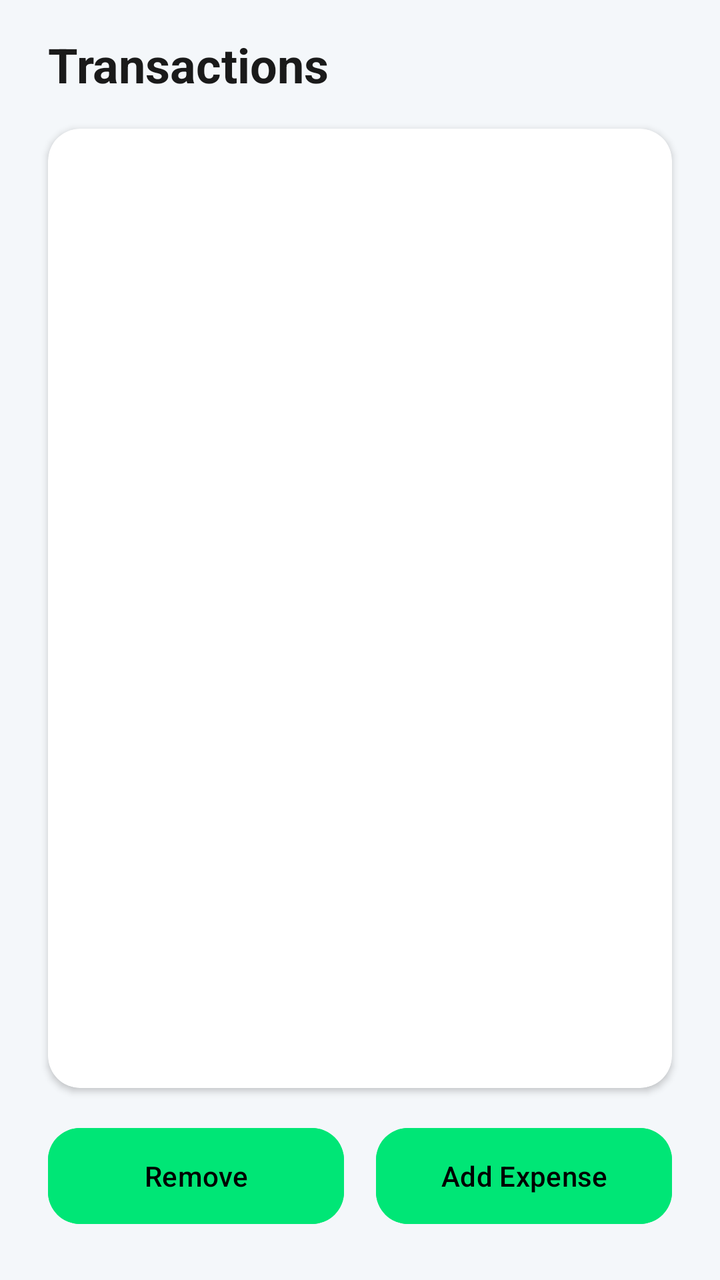
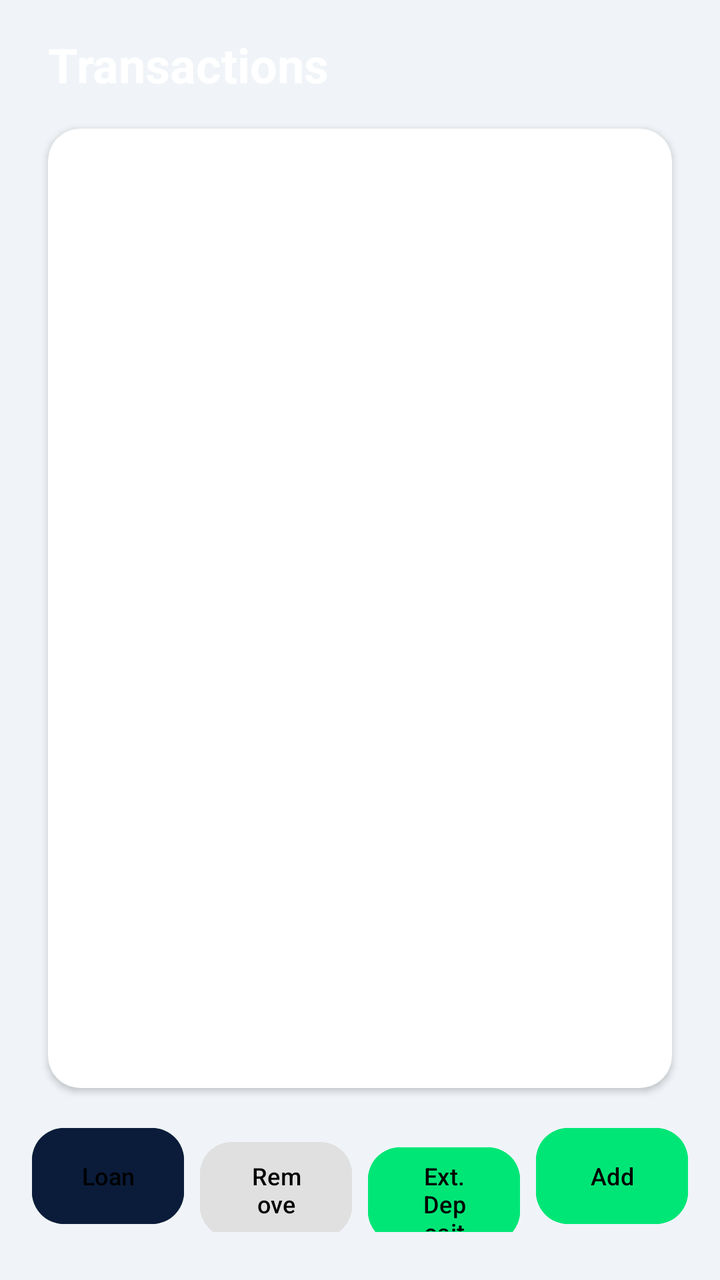

Before-and-after screenshots of an Android layout around one commit, followed by the original layout XML and the change that was made.
<!-- AndroidManifest.xml: application theme Theme.MPesaExpenseTracker -->
<!-- res/layout/fragment_transactions.xml -->
<?xml version="1.0" encoding="utf-8"?>
<LinearLayout xmlns:android="http://schemas.android.com/apk/res/android"
    xmlns:app="http://schemas.android.com/apk/res-auto"
    android:layout_width="match_parent"
    android:layout_height="match_parent"
    android:orientation="vertical"
    android:background="#F4F7FA">

    <TextView
        android:layout_width="match_parent"
        android:layout_height="wrap_content"
        android:text="Transactions"
        android:textSize="24sp"
        android:textStyle="bold"
        android:paddingHorizontal="24dp"
        android:paddingTop="16dp"
        android:paddingBottom="16dp"
        android:textColor="#1A1A1A" />

    <androidx.cardview.widget.CardView
        android:layout_width="match_parent"
        android:layout_height="0dp"
        android:layout_weight="1"
        android:layout_marginHorizontal="24dp"
        android:layout_marginBottom="16dp"
        app:cardCornerRadius="16dp"
        app:cardElevation="2dp"
        app:cardBackgroundColor="#FFFFFF">
        
        <TextView
            android:id="@+id/tvList"
            android:layout_width="match_parent"
            android:layout_height="match_parent"
            android:padding="16dp"
            android:textSize="16sp"
            android:textColor="#1A1A1A" />
    </androidx.cardview.widget.CardView>

    <LinearLayout
        android:layout_width="match_parent"
        android:layout_height="wrap_content"
        android:orientation="horizontal"
        android:paddingHorizontal="24dp"
        android:paddingBottom="24dp">

        <Button
            android:id="@+id/btnRemove"
            android:layout_width="0dp"
            android:layout_height="56dp"
            android:layout_weight="1"
            android:text="Remove"
            android:textColor="#000000"
            android:backgroundTint="#00E676"
            app:cornerRadius="16dp"
            android:layout_marginEnd="8dp"/>

        <Button
            android:id="@+id/btnAdd"
            android:layout_width="0dp"
            android:layout_height="56dp"
            android:layout_weight="1"
            android:text="Add Expense"
            android:textColor="#000000"
            android:backgroundTint="#00E676"
            app:cornerRadius="16dp"
            android:layout_marginStart="8dp"/>
    </LinearLayout>
</LinearLayout>
<!-- resources referenced by this layout -->
<resources>
  <style name="Theme.MPesaExpenseTracker" parent="Theme.Material3.Light.NoActionBar">
          <item name="colorPrimary">#0A1C3A</item>
          <item name="colorPrimaryDark">#000000</item>
          <item name="colorSecondary">#00E676</item>
          <item name="android:windowBackground">#F0F4F8</item>
          <item name="android:statusBarColor">#0A1C3A</item>
          <item name="android:forceDarkAllowed">false</item>
      </style>
</resources>

<!-- the commit's change to res/layout/fragment_transactions.xml (unified diff, before → after) -->
@@ -4,7 +4,7 @@
     android:layout_width="match_parent"
     android:layout_height="match_parent"
     android:orientation="vertical"
-    android:background="#F4F7FA">
+    android:background="@android:color/transparent">
 
     <TextView
         android:layout_width="match_parent"
@@ -15,7 +15,7 @@
         android:paddingHorizontal="24dp"
         android:paddingTop="16dp"
         android:paddingBottom="16dp"
-        android:textColor="#1A1A1A" />
+        android:textColor="#FFFFFF" />
 
     <androidx.cardview.widget.CardView
         android:layout_width="match_parent"
@@ -27,21 +27,32 @@
         app:cardElevation="2dp"
         app:cardBackgroundColor="#FFFFFF">
         
-        <TextView
-            android:id="@+id/tvList"
+        <androidx.recyclerview.widget.RecyclerView
+            android:id="@+id/rvTransactions"
             android:layout_width="match_parent"
             android:layout_height="match_parent"
-            android:padding="16dp"
-            android:textSize="16sp"
-            android:textColor="#1A1A1A" />
+            android:clipToPadding="false"
+            android:padding="16dp" />
     </androidx.cardview.widget.CardView>
 
     <LinearLayout
         android:layout_width="match_parent"
         android:layout_height="wrap_content"
         android:orientation="horizontal"
-        android:paddingHorizontal="24dp"
+        android:paddingHorizontal="16dp"
         android:paddingBottom="24dp">
+
+        <Button
+            android:id="@+id/btnLoan"
+            android:layout_width="0dp"
+            android:layout_height="56dp"
+            android:layout_weight="1"
+            android:text="Loan"
+            android:textSize="12sp"
+            android:textColor="#000000"
+            android:backgroundTint="#0A1C3A"
+            app:cornerRadius="16dp"
+            android:layout_marginEnd="4dp"/>
 
         <Button
             android:id="@+id/btnRemove"
@@ -49,20 +60,34 @@
             android:layout_height="56dp"
             android:layout_weight="1"
             android:text="Remove"
+            android:textSize="12sp"
+            android:textColor="#000000"
+            android:backgroundTint="#E0E0E0"
+            app:cornerRadius="16dp"
+            android:layout_marginHorizontal="4dp"/>
+
+        <Button
+            android:id="@+id/btnExtDeposit"
+            android:layout_width="0dp"
+            android:layout_height="56dp"
+            android:layout_weight="1"
+            android:text="Ext. Deposit"
+            android:textSize="12sp"
             android:textColor="#000000"
             android:backgroundTint="#00E676"
             app:cornerRadius="16dp"
-            android:layout_marginEnd="8dp"/>
+            android:layout_marginHorizontal="4dp"/>
 
         <Button
             android:id="@+id/btnAdd"
             android:layout_width="0dp"
             android:layout_height="56dp"
             android:layout_weight="1"
-            android:text="Add Expense"
+            android:text="Add"
+            android:textSize="12sp"
             android:textColor="#000000"
             android:backgroundTint="#00E676"
             app:cornerRadius="16dp"
-            android:layout_marginStart="8dp"/>
+            android:layout_marginStart="4dp"/>
     </LinearLayout>
 </LinearLayout>
<!-- resource entries referenced after the edit -->
@@ -1,12 +1,16 @@
 <!-- resources referenced by this layout -->
 <resources>
   <style name="Theme.MPesaExpenseTracker" parent="Theme.Material3.Light.NoActionBar">
-          <item name="colorPrimary">#0A1C3A</item>
-          <item name="colorPrimaryDark">#000000</item>
-          <item name="colorSecondary">#00E676</item>
-          <item name="android:windowBackground">#F0F4F8</item>
-          <item name="android:statusBarColor">#0A1C3A</item>
+          <item name="colorPrimary">@color/royal_blue</item>
+          <item name="colorPrimaryDark">@color/primary_dark</item>
+          <item name="colorSecondary">@color/emerald</item>
+          <item name="android:windowBackground">@color/bg_offwhite</item>
+          <item name="android:statusBarColor">@color/royal_blue</item>
           <item name="android:forceDarkAllowed">false</item>
       </style>
+  <color name="royal_blue">#1A237E</color>
+  <color name="primary_dark">#000000</color>
+  <color name="emerald">#00E676</color>
+  <color name="bg_offwhite">#F0F4F8</color>
 </resources>
 
